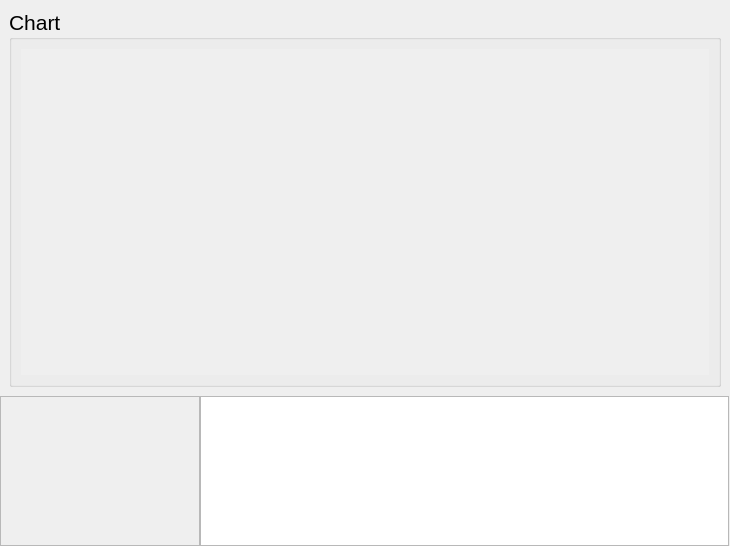
Qt form src/uavconfig.ui (nlbtuyen/ConfigurationGCS) before a commit.
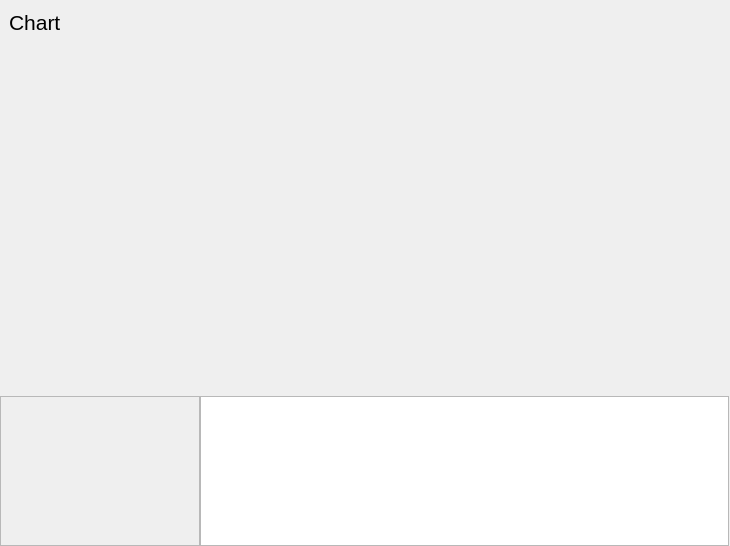
The same form after that commit. The open tabs and pages were chosen to show the change.

What changed in the file:
```diff
--- a/src/uavconfig.ui
+++ b/src/uavconfig.ui
@@ -2223,9 +2223,15 @@
        <property name="flat">
         <bool>true</bool>
        </property>
-       <layout class="QHBoxLayout" name="horizontalLayout_8">
-        <item>
          <widget class="QScrollArea" name="scrollArea_Charts">
+        <property name="geometry">
+         <rect>
+          <x>1</x>
+          <y>24</y>
+          <width>721</width>
+          <height>371</height>
+         </rect>
+        </property>
           <property name="minimumSize">
            <size>
             <width>600</width>
@@ -2263,14 +2269,12 @@
             <rect>
              <x>0</x>
              <y>0</y>
-             <width>600</width>
-             <height>200</height>
+           <width>721</width>
+           <height>371</height>
             </rect>
            </property>
           </widget>
          </widget>
-        </item>
-       </layout>
       </widget>
      </item>
     </layout>
```
Left out of the diff: 3 changed lines with no effect on the pictures. Lines whose indentation alone changed are shown as unchanged.
